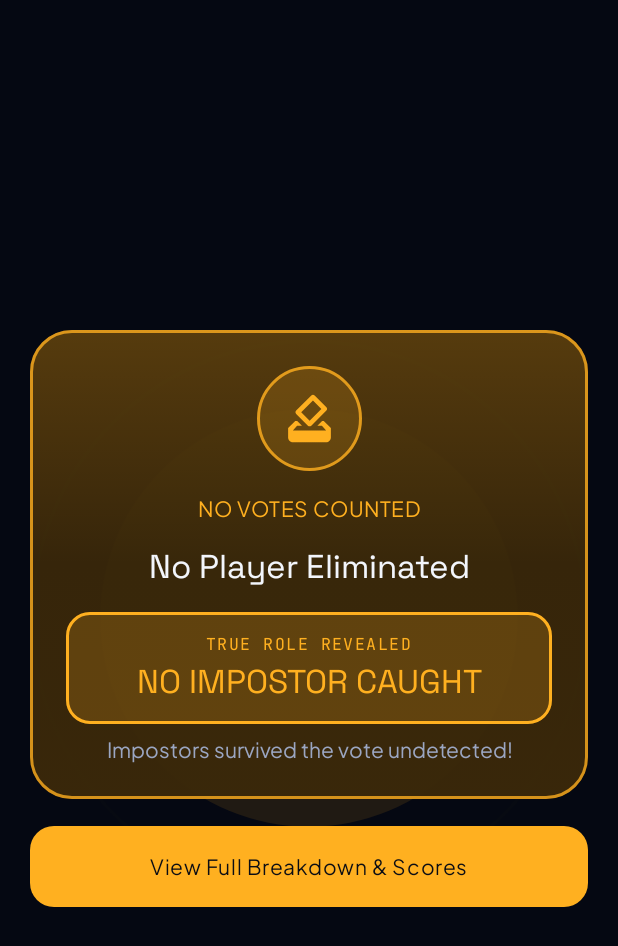
After one commit to robin22205031006-bot/Impostor, an Android app built with Jetpack Compose: the composable EliminationRevealOverlay called with empty values, on a phone screen of 412 x 824 dp. The commit adds this screen. Shown: the top 946 px of the screen. Run offline under Robolectric (Android 15) with nearby library versions, the phone set to English and light mode, and no system bars; our stand-ins replace Firebase (no records; nobody signed in at launch, a user with empty details on screens opened directly).

Commit message:
feat(ui): add elimination reveal overlay
Implement the EliminationRevealOverlay component
to visually display player eliminations and
integrate it into local and multiplayer game
screens.

```diff
--- /dev/null
+++ b/app/src/main/java/com/example/ui/components/EliminationRevealOverlay.kt
@@ -0,0 +1,483 @@
+package com.example.ui.components
+
+import androidx.activity.compose.BackHandler
+import androidx.compose.animation.AnimatedContent
+import androidx.compose.animation.AnimatedVisibility
+import androidx.compose.animation.animateColorAsState
+import androidx.compose.animation.core.FastOutSlowInEasing
+import androidx.compose.animation.core.RepeatMode
+import androidx.compose.animation.core.Spring
+import androidx.compose.animation.core.animateFloat
+import androidx.compose.animation.core.animateFloatAsState
+import androidx.compose.animation.core.infiniteRepeatable
+import androidx.compose.animation.core.rememberInfiniteTransition
+import androidx.compose.animation.core.spring
+import androidx.compose.animation.core.tween
+import androidx.compose.animation.fadeIn
+import androidx.compose.animation.fadeOut
+import androidx.compose.animation.scaleIn
+import androidx.compose.animation.slideInVertically
+import androidx.compose.animation.togetherWith
+import androidx.compose.foundation.BorderStroke
+import androidx.compose.foundation.Canvas
+import androidx.compose.foundation.background
+import androidx.compose.foundation.clickable
+import androidx.compose.foundation.interaction.MutableInteractionSource
+import androidx.compose.foundation.layout.Arrangement
+import androidx.compose.foundation.layout.Box
+import androidx.compose.foundation.layout.Column
+import androidx.compose.foundation.layout.Row
+import androidx.compose.foundation.layout.Spacer
+import androidx.compose.foundation.layout.WindowInsets
+import androidx.compose.foundation.layout.fillMaxSize
+import androidx.compose.foundation.layout.fillMaxWidth
+import androidx.compose.foundation.layout.height
+import androidx.compose.foundation.layout.padding
+import androidx.compose.foundation.layout.safeDrawing
+import androidx.compose.foundation.layout.size
+import androidx.compose.foundation.layout.widthIn
+import androidx.compose.foundation.layout.windowInsetsPadding
+import androidx.compose.foundation.shape.CircleShape
+import androidx.compose.foundation.shape.RoundedCornerShape
+import androidx.compose.material.icons.Icons
+import androidx.compose.material.icons.filled.GppBad
+import androidx.compose.material.icons.filled.HowToVote
+import androidx.compose.material.icons.filled.VerifiedUser
+import androidx.compose.material3.Button
+import androidx.compose.material3.ButtonDefaults
+import androidx.compose.material3.Icon
+import androidx.compose.material3.LinearProgressIndicator
+import androidx.compose.material3.MaterialTheme
+import androidx.compose.material3.Surface
+import androidx.compose.material3.Text
+import androidx.compose.material3.TextButton
+import androidx.compose.runtime.Composable
+import androidx.compose.runtime.LaunchedEffect
+import androidx.compose.runtime.getValue
+import androidx.compose.runtime.mutableStateOf
+import androidx.compose.runtime.remember
+import androidx.compose.runtime.setValue
+import androidx.compose.ui.Alignment
+import androidx.compose.ui.Modifier
+import androidx.compose.ui.draw.clip
+import androidx.compose.ui.graphics.Brush
+import androidx.compose.ui.graphics.Color
+import androidx.compose.ui.graphics.drawscope.Stroke
+import androidx.compose.ui.graphics.graphicsLayer
+import androidx.compose.ui.platform.testTag
+import androidx.compose.ui.text.font.FontWeight
+import androidx.compose.ui.text.style.TextAlign
+import androidx.compose.ui.unit.dp
+import com.example.ui.theme.LocalImpostorPalette
+import kotlinx.coroutines.delay
+
+data class EliminatedPlayerReveal(
+    val id: String,
+    val name: String,
+    val isImpostor: Boolean,
+    val voteCount: Int
+)
+
+@Composable
+fun EliminationRevealOverlay(
+    eliminatedPlayers: List<EliminatedPlayerReveal>,
+    crewWon: Boolean,
+    impostorGuessCorrect: Boolean,
+    onRevealVerdict: () -> Unit,
+    onDismiss: () -> Unit,
+    modifier: Modifier = Modifier
+) {
+    val palette = LocalImpostorPalette.current
+    var roleRevealed by remember { mutableStateOf(false) }
+    var verdictNotified by remember { mutableStateOf(false) }
+
+    LaunchedEffect(Unit) {
+        delay(950L)
+        roleRevealed = true
+        if (!verdictNotified) {
+            verdictNotified = true
+            onRevealVerdict()
+        }
+    }
+
+    BackHandler {
+        if (!verdictNotified) {
+            verdictNotified = true
+            onRevealVerdict()
+        }
+        onDismiss()
+    }
+
+    val singleTarget = eliminatedPlayers.singleOrNull()
+    val hasEliminatedImpostor = eliminatedPlayers.any { it.isImpostor }
+
+    val verdictAccent = when {
+        !roleRevealed -> palette.cyanAccent
+        eliminatedPlayers.isEmpty() -> palette.timerAccent
+        singleTarget?.isImpostor == true || hasEliminatedImpostor -> palette.impostorAccent
+        else -> palette.normalAccent
+    }
+    val verdictGlow = when {
+        !roleRevealed -> palette.cyanAccent
+        eliminatedPlayers.isEmpty() -> palette.timerAccent
+        singleTarget?.isImpostor == true || hasEliminatedImpostor -> palette.impostorGlow
+        else -> palette.normalGlow
+    }
+    val verdictSurface = when {
+        !roleRevealed -> palette.cyanSurface
+        eliminatedPlayers.isEmpty() -> palette.timerSurface
+        singleTarget?.isImpostor == true || hasEliminatedImpostor -> palette.impostorSurface
+        else -> palette.normalSurface
+    }
+
+    val animatedAccent by animateColorAsState(
+        targetValue = verdictAccent,
+        animationSpec = tween(durationMillis = 420),
+        label = "elimination_accent"
+    )
+    val animatedGlow by animateColorAsState(
+        targetValue = verdictGlow,
+        animationSpec = tween(durationMillis = 420),
+        label = "elimination_glow"
+    )
+    val animatedSurface by animateColorAsState(
+        targetValue = verdictSurface,
+        animationSpec = tween(durationMillis = 420),
+        label = "elimination_surface"
+    )
+
+    val pulseTransition = rememberInfiniteTransition(label = "elimination_pulse")
+    val ringScale by pulseTransition.animateFloat(
+        initialValue = 0.65f,
+        targetValue = 1.15f,
+        animationSpec = infiniteRepeatable(
+            animation = tween(durationMillis = 1500, easing = FastOutSlowInEasing),
+            repeatMode = RepeatMode.Restart
+        ),
+        label = "elimination_ring_scale"
+    )
+    val glowAlpha by pulseTransition.animateFloat(
+        initialValue = 0.35f,
+        targetValue = 0.85f,
+        animationSpec = infiniteRepeatable(
+            animation = tween(durationMillis = 1000, easing = FastOutSlowInEasing),
+            repeatMode = RepeatMode.Reverse
+        ),
+        label = "elimination_glow_alpha"
+    )
+    val flipScale by animateFloatAsState(
+        targetValue = if (roleRevealed) 1f else 0.94f,
+        animationSpec = spring(
+            dampingRatio = Spring.DampingRatioMediumBouncy,
+            stiffness = Spring.StiffnessMediumLow
+        ),
+        label = "elimination_card_scale"
+    )
+
+    Box(
+        modifier = modifier
+            .fillMaxSize()
+            .background(Color(0xEB050812))
+            .clickable(
+                interactionSource = remember { MutableInteractionSource() },
+                indication = null,
+                onClick = {}
+            )
+            .windowInsetsPadding(WindowInsets.safeDrawing)
+            .padding(20.dp)
+            .testTag("elimination_reveal_overlay"),
+        contentAlignment = Alignment.Center
+    ) {
+        // Subtle radial aura behind the reveal card
+        Canvas(modifier = Modifier.fillMaxSize()) {
+            val maxR = size.minDimension * 0.44f
+            drawCircle(
+                color = animatedGlow.copy(alpha = 0.14f * glowAlpha),
+                radius = maxR * 0.85f
+            )
+            drawCircle(
+                color = animatedGlow.copy(alpha = ((1.15f - ringScale).coerceIn(0f, 1f)) * 0.35f),
+                radius = maxR * ringScale,
+                style = Stroke(width = 2.5.dp.toPx())
+            )
+        }
+
+        Column(
+            modifier = Modifier
+                .widthIn(max = 520.dp)
+                .fillMaxWidth(),
+            horizontalAlignment = Alignment.CenterHorizontally,
+            verticalArrangement = Arrangement.spacedBy(18.dp)
+        ) {
+            Surface(
+                color = animatedSurface.copy(alpha = 0.94f),
+                shape = RoundedCornerShape(28.dp),
+                border = BorderStroke(2.dp, animatedAccent.copy(alpha = glowAlpha)),
+                modifier = Modifier
+                    .fillMaxWidth()
+                    .graphicsLayer {
+                        scaleX = flipScale
+                        scaleY = flipScale
+                    }
+            ) {
+                Box(
+                    modifier = Modifier
+                        .fillMaxWidth()
+                        .background(
+                            Brush.verticalGradient(
+                                listOf(
+                                    animatedAccent.copy(alpha = 0.16f),
+                                    Color.Transparent,
+                                    animatedSurface.copy(alpha = 0.65f)
+                                )
+                            )
+                        )
+                        .padding(24.dp)
+                ) {
+                    Column(
+                        modifier = Modifier.fillMaxWidth(),
+                        horizontalAlignment = Alignment.CenterHorizontally,
+                        verticalArrangement = Arrangement.spacedBy(16.dp)
+                    ) {
+                        Surface(
+                            color = animatedAccent.copy(alpha = 0.16f),
+                            shape = CircleShape,
+                            border = BorderStroke(1.5.dp, animatedAccent.copy(alpha = 0.8f))
+                        ) {
+                            Icon(
+                                imageVector = when {
+                                    !roleRevealed -> Icons.Filled.HowToVote
+                                    eliminatedPlayers.isEmpty() -> Icons.Filled.HowToVote
+                                    singleTarget?.isImpostor == true || hasEliminatedImpostor -> Icons.Filled.GppBad
+                                    else -> Icons.Filled.VerifiedUser
+                                },
+                                contentDescription = "Elimination verdict icon",
+                                tint = animatedGlow,
+                                modifier = Modifier
+                                    .padding(16.dp)
+                                    .size(38.dp)
+                            )
+                        }
+
+                        Text(
+                            text = when {
+                                eliminatedPlayers.isEmpty() -> "NO VOTES COUNTED"
+                                eliminatedPlayers.size > 1 -> "TIE VOTE ELIMINATION"
+                                else -> "PLAYER ELIMINATED"
+                            },
+                            style = MaterialTheme.typography.labelLarge,
+                            fontWeight = FontWeight.Bold,
+                            color = animatedGlow,
+                            textAlign = TextAlign.Center
+                        )
+
+                        if (eliminatedPlayers.isEmpty()) {
+                            Text(
+                                text = "No Player Eliminated",
+                                style = MaterialTheme.typography.headlineMedium,
+                                fontWeight = FontWeight.Bold,
+                                color = MaterialTheme.colorScheme.onSurface,
+                                textAlign = TextAlign.Center
+                            )
+                        } else if (singleTarget != null) {
+                            Column(
+                                horizontalAlignment = Alignment.CenterHorizontally,
+                                verticalArrangement = Arrangement.spacedBy(6.dp)
+                            ) {
+                                Text(
+                                    text = singleTarget.name,
+                                    style = MaterialTheme.typography.displayMedium,
+                                    fontWeight = FontWeight.Bold,
+                                    color = MaterialTheme.colorScheme.onSurface,
+                                    textAlign = TextAlign.Center,
+                                    modifier = Modifier.testTag("eliminated_player_name")
+                                )
+                                Surface(
+                                    color = MaterialTheme.colorScheme.surfaceContainerHigh.copy(alpha = 0.8f),
+                                    shape = RoundedCornerShape(50)
+                                ) {
+                                    Text(
+                                        text = "${singleTarget.voteCount} vote${if (singleTarget.voteCount == 1) "" else "s"} against",
+                                        style = MaterialTheme.typography.labelMedium,
+                                        color = MaterialTheme.colorScheme.onSurfaceVariant,
+                                        modifier = Modifier.padding(horizontal = 14.dp, vertical = 6.dp)
+                                    )
+                                }
+                            }
+                        } else {
+                            Column(
+                                modifier = Modifier.fillMaxWidth(),
+                                verticalArrangement = Arrangement.spacedBy(8.dp)
+                            ) {
+                                eliminatedPlayers.forEach { target ->
+                                    Surface(
+                                        color = if (roleRevealed && target.isImpostor) {
+                                            palette.impostorSurface
+                                        } else if (roleRevealed) {
+                                            palette.normalSurface
+                                        } else {
+                                            MaterialTheme.colorScheme.surfaceContainerHigh
+                                        },
+                                        shape = RoundedCornerShape(14.dp),
+                                        border = BorderStroke(
+                                            1.dp,
+                                            if (!roleRevealed) palette.cyanAccent.copy(alpha = 0.6f)
+                                            else if (target.isImpostor) palette.impostorAccent
+                                            else palette.normalAccent
+                                        ),
+                                        modifier = Modifier.fillMaxWidth()
+                                    ) {
+                                        Row(
+                                            modifier = Modifier.padding(horizontal = 14.dp, vertical = 10.dp),
+                                            horizontalArrangement = Arrangement.SpaceBetween,
+                                            verticalAlignment = Alignment.CenterVertically
+                                        ) {
+                                            Text(
+                                                text = "${target.name} (${target.voteCount} votes)",
+                                                style = MaterialTheme.typography.titleMedium,
+                                                color = MaterialTheme.colorScheme.onSurface
+                                            )
+                                            Text(
+                                                text = if (!roleRevealed) "CHECKING..."
+                                                else if (target.isImpostor) "IMPOSTOR"
+                                                else "AGENT",
+                                                style = MaterialTheme.typography.labelLarge,
+                                                fontWeight = FontWeight.Bold,
+                                                color = if (!roleRevealed) palette.cyanAccent
+                                                else if (target.isImpostor) palette.impostorGlow
+                                                else palette.normalGlow
+                                            )
+                                        }
+                                    }
+                                }
+                            }
+                        }
+
+                        AnimatedContent(
+                            targetState = roleRevealed,
+                            transitionSpec = {
+                                (fadeIn(tween(300)) + scaleIn(initialScale = 0.88f, animationSpec = spring(dampingRatio = Spring.DampingRatioMediumBouncy)))
+                                    .togetherWith(fadeOut(tween(150)))
+                            },
+                            label = "role_verdict_reveal"
+                        ) { revealed ->
+                            if (!revealed) {
+                                Column(
+                                    modifier = Modifier.fillMaxWidth(),
+                                    horizontalAlignment = Alignment.CenterHorizontally,
+                                    verticalArrangement = Arrangement.spacedBy(10.dp)
+                                ) {
+                                    Text(
+                                        text = "REVEALING TRUE IDENTITY...",
+                                        style = MaterialTheme.typography.labelLarge,
+                                        color = palette.cyanAccent
+                                    )
+                                    LinearProgressIndicator(
+                                        color = palette.cyanAccent,
+                                        trackColor = MaterialTheme.colorScheme.surfaceContainerHigh,
+                                        modifier = Modifier
+                                            .fillMaxWidth(0.75f)
+                                            .height(6.dp)
+                                            .clip(CircleShape)
+                                    )
+                                }
+                            } else {
+                                Column(
+                                    modifier = Modifier.fillMaxWidth(),
+                                    horizontalAlignment = Alignment.CenterHorizontally,
+                                    verticalArrangement = Arrangement.spacedBy(8.dp)
+                                ) {
+                                    Surface(
+                                        color = animatedAccent.copy(alpha = 0.2f),
+                                        shape = RoundedCornerShape(16.dp),
+                                        border = BorderStroke(1.5.dp, animatedAccent),
+                                        modifier = Modifier.fillMaxWidth()
+                                    ) {
+                                        Column(
+                                            modifier = Modifier.padding(vertical = 14.dp, horizontal = 16.dp),
+                                            horizontalAlignment = Alignment.CenterHorizontally,
+                                            verticalArrangement = Arrangement.spacedBy(4.dp)
+                                        ) {
+                                            Text(
+                                                text = "TRUE ROLE REVEALED",
+                                                style = MaterialTheme.typography.labelSmall,
+                                                color = animatedGlow
+                                            )
+                                            Text(
+                                                text = when {
+                                                    eliminatedPlayers.isEmpty() -> "NO IMPOSTOR CAUGHT"
+                                                    singleTarget != null -> if (singleTarget.isImpostor) "IMPOSTOR!" else "REGULAR AGENT"
+                                                    hasEliminatedImpostor -> "IMPOSTOR EXPOSED!"
+                                                    else -> "ALL ELIMINATED WERE AGENTS"
+                                                },
+                                                style = MaterialTheme.typography.headlineMedium,
+                                                fontWeight = FontWeight.ExtraBold,
+                                                color = animatedGlow,
+                                                textAlign = TextAlign.Center,
+                                                modifier = Modifier.testTag("eliminated_true_role_text")
+                                            )
+                                        }
+                                    }
+
+                                    Text(
+                                        text = when {
+                                            impostorGuessCorrect -> "Wait — the Impostor guessed the secret word and stole the round!"
+                                            crewWon -> "Agents successfully identified the threat!"
+                                            singleTarget?.isImpostor == false -> "An innocent Agent was voted out — Impostors prevail!"
+                                            else -> "Impostors survived the vote undetected!"
+                                        },
+                                        style = MaterialTheme.typography.bodyMedium,
+                                        color = MaterialTheme.colorScheme.onSurfaceVariant,
+                                        textAlign = TextAlign.Center
+                                    )
+                                }
+                            }
+                        }
+                    }
+                }
+            }
+
+            AnimatedVisibility(
+                visible = roleRevealed,
+                enter = fadeIn(tween(260)) + slideInVertically(tween(260)) { it / 3 }
+            ) {
+                Button(
+                    onClick = onDismiss,
+                    shape = RoundedCornerShape(16.dp),
+                    colors = ButtonDefaults.buttonColors(
+                        containerColor = animatedAccent,
+                        contentColor = if (singleTarget?.isImpostor == true || hasEliminatedImpostor) {
+                            MaterialTheme.colorScheme.onError
+                        } else {
+                            MaterialTheme.colorScheme.onSecondary
+                        }
+                    ),
+                    modifier = Modifier
+                        .fillMaxWidth()
+                        .height(54.dp)
+                        .testTag("elimination_continue_button")
+                ) {
+                    Text(
+                        text = "View Full Breakdown & Scores",
+                        style = MaterialTheme.typography.labelLarge
+                    )
+                }
+            }
+
+            if (!roleRevealed) {
+                TextButton(
+                    onClick = {
+                        if (!verdictNotified) {
+                            verdictNotified = true
+                            onRevealVerdict()
+                        }
+                        onDismiss()
+                    },
+                    modifier = Modifier.testTag("elimination_skip_button")
+                ) {
+                    Text("Skip Reveal", color = MaterialTheme.colorScheme.onSurfaceVariant)
+                }
+            }
+        }
+    }
+}
--- a/app/src/main/java/com/example/viewmodel/LocalGameViewModel.kt
+++ b/app/src/main/java/com/example/viewmodel/LocalGameViewModel.kt
@@ -408,8 +408,6 @@ class LocalGameViewModel : ViewModel() {
             player.copy(score = player.score + delta)
         }
 
-        SoundCuePlayer.playVotingResultsCue(eval.crewWins)
-
         _uiState.update {
             it.copy(
                 phase = LocalPhase.RESULTS,
```
Also changed, not shown: app/src/main/java/com/example/ui/screens/LocalGameScreen.kt (+40 -0 lines), app/src/main/java/com/example/ui/screens/MultiplayerRoomScreen.kt (+116 -25 lines).
